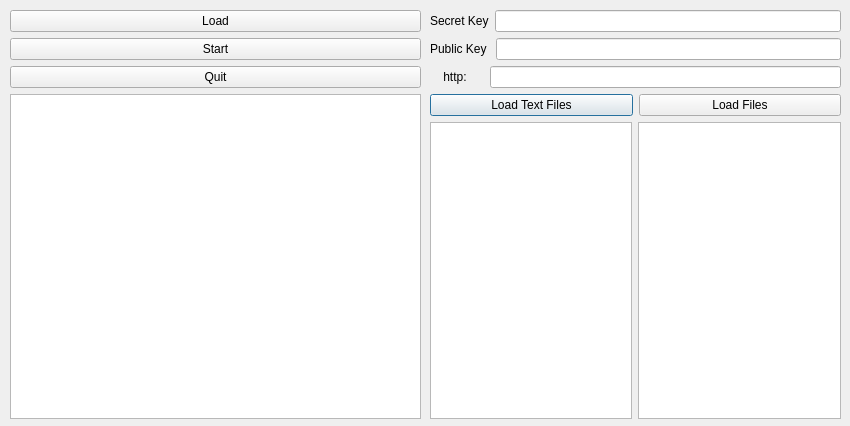
The window that design.ui (yvgenyk/API-Test) describes before a commit, drawn with Qt 5.
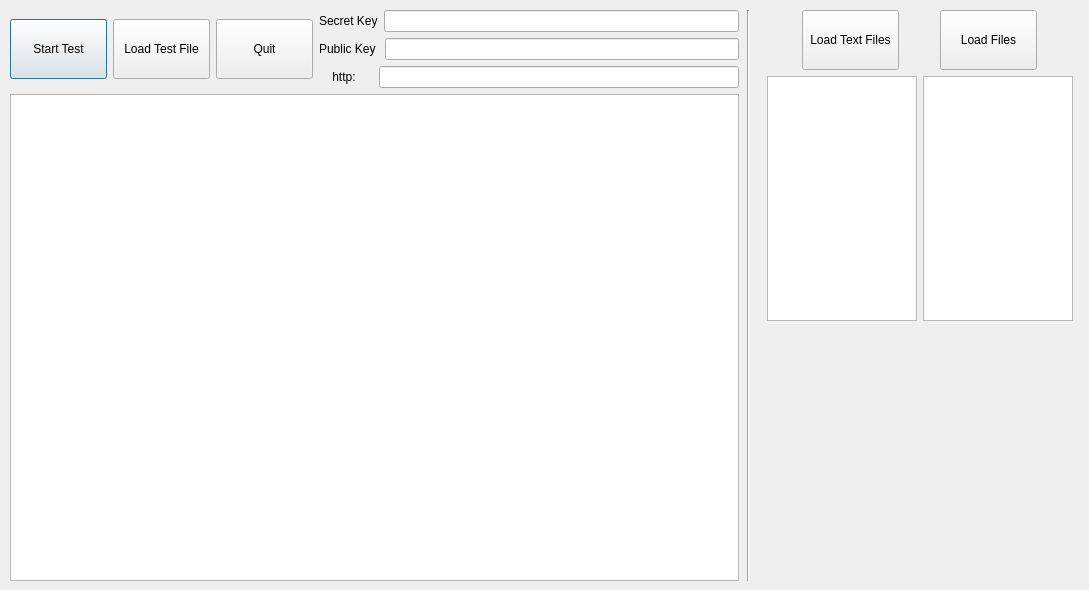
The same window after the commit.

What changed in the file:
```diff
--- a/design.ui
+++ b/design.ui
@@ -6,26 +6,44 @@
    <rect>
     <x>0</x>
     <y>0</y>
-    <width>850</width>
-    <height>426</height>
+    <width>1089</width>
+    <height>590</height>
    </rect>
   </property>
   <property name="windowTitle">
    <string>Main</string>
   </property>
-  <widget class="QWidget" name="verticalLayoutWidget_2">
+  <widget class="QWidget" name="gridLayoutWidget">
    <property name="geometry">
     <rect>
-     <x>430</x>
+     <x>10</x>
      <y>10</y>
-     <width>411</width>
-     <height>409</height>
+     <width>729</width>
+     <height>571</height>
     </rect>
    </property>
+   <layout class="QGridLayout" name="gridLayout">
+    <item row="1" column="0">
+     <widget class="QTextEdit" name="textEdit">
+      <property name="sizePolicy">
+       <sizepolicy hsizetype="MinimumExpanding" vsizetype="Expanding">
+        <horstretch>0</horstretch>
+        <verstretch>0</verstretch>
+       </sizepolicy>
+      </property>
+      <property name="minimumSize">
+       <size>
+        <width>700</width>
+        <height>450</height>
+       </size>
+      </property>
+     </widget>
+    </item>
+    <item row="0" column="0">
+     <layout class="QGridLayout" name="gridLayout_2">
+      <item row="0" column="3">
    <layout class="QVBoxLayout" name="verticalLayout_2">
     <item>
-     <layout class="QVBoxLayout" name="verticalLayout">
-      <item>
        <layout class="QHBoxLayout" name="horizontalLayout">
         <item>
          <widget class="QLabel" name="label">
@@ -54,6 +72,8 @@
        </layout>
       </item>
       <item>
+         <layout class="QVBoxLayout" name="verticalLayout">
+          <item>
        <layout class="QHBoxLayout" name="horizontalLayout_3">
         <item>
          <widget class="QLabel" name="label_3">
@@ -69,17 +89,138 @@
       </item>
      </layout>
     </item>
+       </layout>
+      </item>
+      <item row="0" column="0">
+       <widget class="QPushButton" name="startBtn">
+        <property name="sizePolicy">
+         <sizepolicy hsizetype="Fixed" vsizetype="Fixed">
+          <horstretch>97</horstretch>
+          <verstretch>60</verstretch>
+         </sizepolicy>
+        </property>
+        <property name="minimumSize">
+         <size>
+          <width>97</width>
+          <height>60</height>
+         </size>
+        </property>
+        <property name="text">
+         <string>Start Test</string>
+        </property>
+        <property name="iconSize">
+         <size>
+          <width>24</width>
+          <height>24</height>
+         </size>
+        </property>
+       </widget>
+      </item>
+      <item row="0" column="2">
+       <widget class="QPushButton" name="pushButton_2">
+        <property name="minimumSize">
+         <size>
+          <width>97</width>
+          <height>60</height>
+         </size>
+        </property>
+        <property name="text">
+         <string>Quit</string>
+        </property>
+       </widget>
+      </item>
+      <item row="0" column="1">
+       <widget class="QPushButton" name="fileLoad">
+        <property name="minimumSize">
+         <size>
+          <width>97</width>
+          <height>60</height>
+         </size>
+        </property>
+        <property name="text">
+         <string>Load Test File</string>
+        </property>
+       </widget>
+      </item>
+     </layout>
+    </item>
+   </layout>
+  </widget>
+  <widget class="QWidget" name="horizontalLayoutWidget">
+   <property name="geometry">
+    <rect>
+     <x>760</x>
+     <y>10</y>
+     <width>321</width>
+     <height>311</height>
+    </rect>
+   </property>
+   <layout class="QHBoxLayout" name="horizontalLayout_6">
+    <item>
+     <layout class="QVBoxLayout" name="verticalLayout_3">
     <item>
      <layout class="QHBoxLayout" name="horizontalLayout_4">
       <item>
        <widget class="QPushButton" name="loadTxtBtn">
+          <property name="sizePolicy">
+           <sizepolicy hsizetype="Fixed" vsizetype="Fixed">
+            <horstretch>0</horstretch>
+            <verstretch>0</verstretch>
+           </sizepolicy>
+          </property>
+          <property name="minimumSize">
+           <size>
+            <width>97</width>
+            <height>60</height>
+           </size>
+          </property>
+          <property name="maximumSize">
+           <size>
+            <width>97</width>
+            <height>60</height>
+           </size>
+          </property>
         <property name="text">
          <string>Load Text Files</string>
         </property>
        </widget>
       </item>
+        <item>
+         <spacer name="horizontalSpacer">
+          <property name="orientation">
+           <enum>Qt::Horizontal</enum>
+          </property>
+          <property name="sizeType">
+           <enum>QSizePolicy::Fixed</enum>
+          </property>
+          <property name="sizeHint" stdset="0">
+           <size>
+            <width>0</width>
+            <height>20</height>
+           </size>
+          </property>
+         </spacer>
+        </item>
       <item>
        <widget class="QPushButton" name="loadFileBtn">
+          <property name="sizePolicy">
+           <sizepolicy hsizetype="Fixed" vsizetype="Fixed">
+            <horstretch>0</horstretch>
+            <verstretch>0</verstretch>
+           </sizepolicy>
+          </property>
+          <property name="minimumSize">
+           <size>
+            <width>97</width>
+            <height>60</height>
+           </size>
+          </property>
+          <property name="maximumSize">
+           <size>
+            <width>97</width>
+            <height>60</height>
+           </size>
+          </property>
         <property name="text">
          <string>Load Files</string>
         </property>
@@ -94,51 +235,53 @@
         <property name="enabled">
          <bool>true</bool>
         </property>
+          <property name="minimumSize">
+           <size>
+            <width>150</width>
+            <height>0</height>
+           </size>
+          </property>
+          <property name="maximumSize">
+           <size>
+            <width>150</width>
+            <height>16777215</height>
+           </size>
+          </property>
        </widget>
       </item>
       <item>
-       <widget class="QListWidget" name="testFilesList"/>
+         <widget class="QListWidget" name="testFilesList">
+          <property name="maximumSize">
+           <size>
+            <width>150</width>
+            <height>16777215</height>
+           </size>
+          </property>
+         </widget>
       </item>
      </layout>
     </item>
    </layout>
+    </item>
+   </layout>
   </widget>
-  <widget class="QWidget" name="gridLayoutWidget">
+  <widget class="Line" name="line">
    <property name="geometry">
     <rect>
-     <x>10</x>
+     <x>740</x>
      <y>10</y>
-     <width>411</width>
-     <height>409</height>
+     <width>16</width>
+     <height>571</height>
     </rect>
    </property>
-   <layout class="QGridLayout" name="gridLayout">
-    <item row="1" column="0">
-     <widget class="QPushButton" name="startBtn">
-      <property name="text">
-       <string>Start</string>
-      </property>
-     </widget>
-    </item>
-    <item row="2" column="0">
-     <widget class="QPushButton" name="pushButton_2">
-      <property name="text">
-       <string>Quit</string>
-      </property>
-     </widget>
-    </item>
-    <item row="0" column="0">
-     <widget class="QPushButton" name="fileLoad">
-      <property name="text">
-       <string>Load</string>
-      </property>
-     </widget>
-    </item>
-    <item row="3" column="0">
-     <widget class="QTextEdit" name="textEdit"/>
-    </item>
-   </layout>
-  </widget>
+   <property name="orientation">
+    <enum>Qt::Vertical</enum>
+   </property>
+  </widget>
+  <zorder>gridLayoutWidget</zorder>
+  <zorder>horizontalLayoutWidget</zorder>
+  <zorder>verticalLayoutWidget</zorder>
+  <zorder>line</zorder>
  </widget>
  <resources/>
  <connections/>
```
Lines whose indentation alone changed are shown as unchanged.
